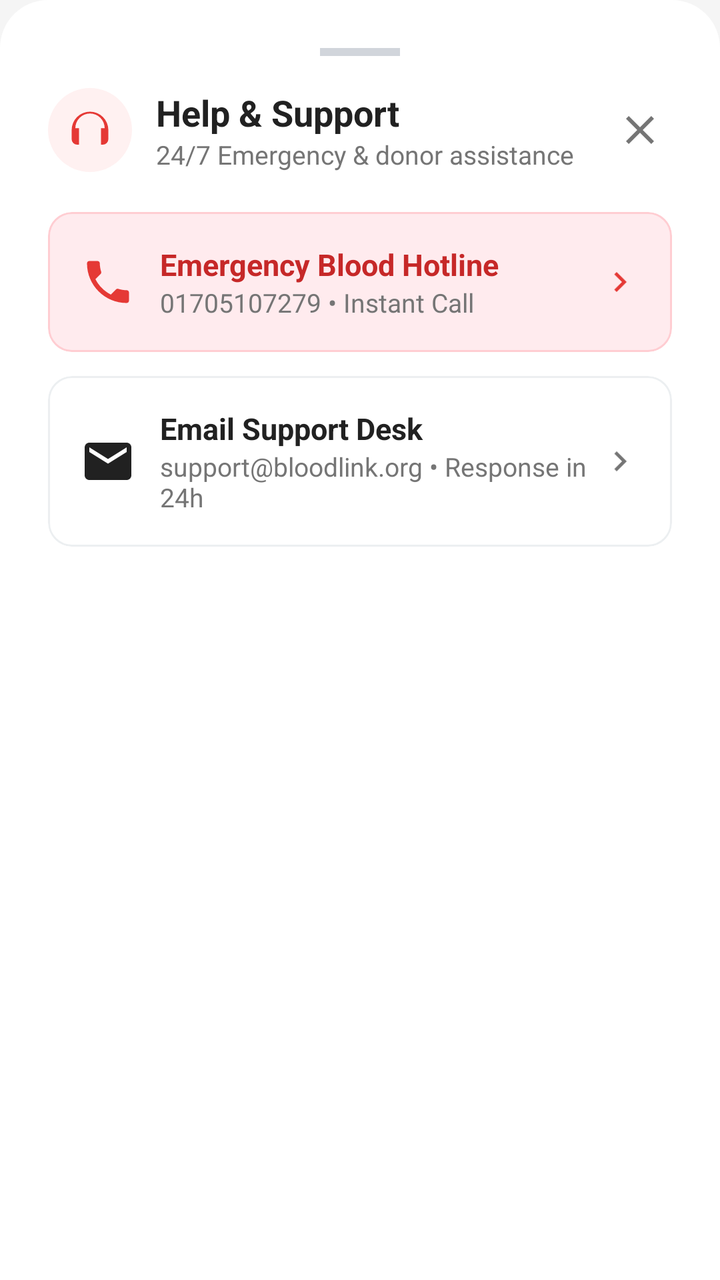
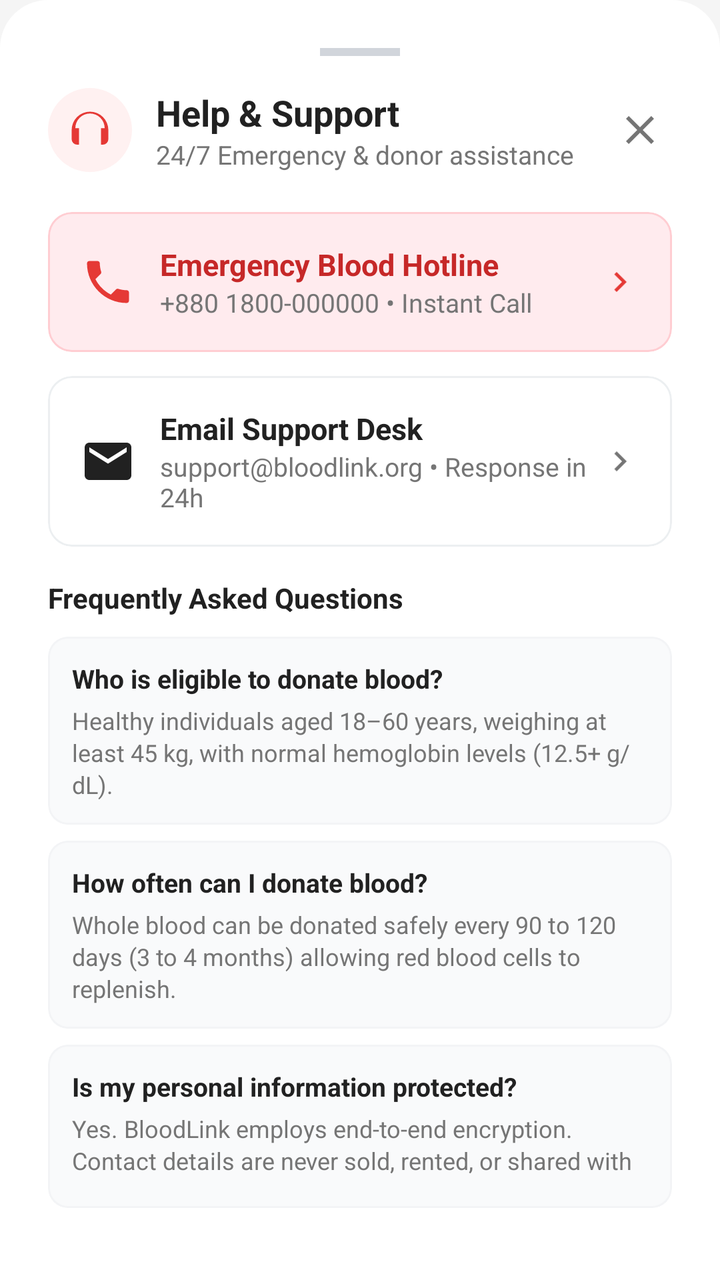

Before-and-after screenshots of an Android layout around one commit, followed by the original layout XML and the change that was made.
<!-- AndroidManifest.xml: application theme Theme.DonateBlood -->
<!-- res/layout/dialog_bottom_sheet_support.xml -->
<?xml version="1.0" encoding="utf-8"?>
<LinearLayout xmlns:android="http://schemas.android.com/apk/res/android"
    xmlns:app="http://schemas.android.com/apk/res-auto"
    xmlns:tools="http://schemas.android.com/tools"
    android:layout_width="match_parent"
    android:layout_height="wrap_content"
    android:orientation="vertical"
    android:background="@drawable/bg_bottom_sheet_dialog"
    android:padding="24dp">

    
    <View
        android:layout_width="40dp"
        android:layout_height="4dp"
        android:background="#D1D5DB"
        android:layout_gravity="center_horizontal"
        android:layout_marginBottom="16dp" />

    
    <LinearLayout
        android:layout_width="match_parent"
        android:layout_height="wrap_content"
        android:orientation="horizontal"
        android:gravity="center_vertical"
        android:layout_marginBottom="20dp">

        <FrameLayout
            android:layout_width="42dp"
            android:layout_height="42dp"
            android:background="@drawable/bg_icon_circle_light"
            android:layout_marginEnd="12dp">

            <ImageView
                android:layout_width="22dp"
                android:layout_height="22dp"
                android:layout_gravity="center"
                android:src="@drawable/ic_support"
                app:tint="@color/primary_red"
                tools:ignore="ContentDescription" />
        </FrameLayout>

        <LinearLayout
            android:layout_width="0dp"
            android:layout_height="wrap_content"
            android:layout_weight="1"
            android:orientation="vertical">

            <TextView
                android:layout_width="wrap_content"
                android:layout_height="wrap_content"
                android:text="Help &amp; Support"
                android:textSize="18sp"
                android:textStyle="bold"
                android:textColor="@color/text_primary" />

            <TextView
                android:layout_width="wrap_content"
                android:layout_height="wrap_content"
                android:text="24/7 Emergency &amp; donor assistance"
                android:textSize="13sp"
                android:textColor="@color/text_secondary" />
        </LinearLayout>

        <ImageView
            android:id="@+id/ivCloseSupportSheet"
            android:layout_width="32dp"
            android:layout_height="32dp"
            android:src="@drawable/ic_close"
            android:padding="4dp"
            android:background="?attr/selectableItemBackgroundBorderless"
            app:tint="@color/text_secondary"
            tools:ignore="ContentDescription" />
    </LinearLayout>

    
    <com.google.android.material.card.MaterialCardView
        android:id="@+id/cardEmergencyCall"
        android:layout_width="match_parent"
        android:layout_height="wrap_content"
        android:layout_marginBottom="12dp"
        app:cardCornerRadius="12dp"
        app:cardElevation="0dp"
        app:strokeColor="#FFCDD2"
        app:strokeWidth="1dp"
        app:cardBackgroundColor="#FFEBEE">

        <LinearLayout
            android:layout_width="match_parent"
            android:layout_height="wrap_content"
            android:orientation="horizontal"
            android:gravity="center_vertical"
            android:padding="16dp">

            <ImageView
                android:layout_width="28dp"
                android:layout_height="28dp"
                android:src="@drawable/ic_call"
                app:tint="@color/primary_red"
                android:layout_marginEnd="12dp"
                tools:ignore="ContentDescription" />

            <LinearLayout
                android:layout_width="0dp"
                android:layout_height="wrap_content"
                android:layout_weight="1"
                android:orientation="vertical">

                <TextView
                    android:layout_width="wrap_content"
                    android:layout_height="wrap_content"
                    android:text="Emergency Blood Hotline"
                    android:textSize="15sp"
                    android:textStyle="bold"
                    android:textColor="@color/primary_red_dark" />

                <TextView
                    android:layout_width="wrap_content"
                    android:layout_height="wrap_content"
                    android:text="01705107279 • Instant Call"
                    android:textSize="13sp"
                    android:textColor="@color/text_secondary" />
            </LinearLayout>

            <ImageView
                android:layout_width="20dp"
                android:layout_height="20dp"
                android:src="@drawable/ic_arrow_right"
                app:tint="@color/primary_red"
                tools:ignore="ContentDescription" />
        </LinearLayout>
    </com.google.android.material.card.MaterialCardView>

    
    <com.google.android.material.card.MaterialCardView
        android:id="@+id/cardEmailSupport"
        android:layout_width="match_parent"
        android:layout_height="wrap_content"
        android:layout_marginBottom="16dp"
        app:cardCornerRadius="12dp"
        app:cardElevation="0dp"
        app:strokeColor="#ECEFF1"
        app:strokeWidth="1dp"
        app:cardBackgroundColor="@color/surface_white">

        <LinearLayout
            android:layout_width="match_parent"
            android:layout_height="wrap_content"
            android:orientation="horizontal"
            android:gravity="center_vertical"
            android:padding="16dp">

            <ImageView
                android:layout_width="28dp"
                android:layout_height="28dp"
                android:src="@drawable/ic_email"
                app:tint="@color/text_primary"
                android:layout_marginEnd="12dp"
                tools:ignore="ContentDescription" />

            <LinearLayout
                android:layout_width="0dp"
                android:layout_height="wrap_content"
                android:layout_weight="1"
                android:orientation="vertical">

                <TextView
                    android:layout_width="wrap_content"
                    android:layout_height="wrap_content"
                    android:text="Email Support Desk"
                    android:textSize="15sp"
                    android:textStyle="bold"
                    android:textColor="@color/text_primary" />

                <TextView
                    android:layout_width="wrap_content"
                    android:layout_height="wrap_content"
                    android:text="support@bloodlink.org • Response in 24h"
                    android:textSize="13sp"
                    android:textColor="@color/text_secondary" />
            </LinearLayout>

            <ImageView
                android:layout_width="20dp"
                android:layout_height="20dp"
                android:src="@drawable/ic_arrow_right"
                app:tint="@color/text_secondary"
                tools:ignore="ContentDescription" />
        </LinearLayout>
    </com.google.android.material.card.MaterialCardView>

</LinearLayout>
<!-- resources referenced by this layout -->
<resources>
  <color name="primary_red">#E53935</color>
  <color name="primary_red_dark">#C62828</color>
  <color name="surface_white">#FFFFFF</color>
  <color name="text_primary">#212121</color>
  <color name="text_secondary">#757575</color>
  <!-- drawable bg_bottom_sheet_dialog (drawable) -->
  <?xml version="1.0" encoding="utf-8"?>
  <shape xmlns:android="http://schemas.android.com/apk/res/android"
      android:shape="rectangle">
      <solid android:color="@color/surface_white" />
      <corners
          android:topLeftRadius="24dp"
          android:topRightRadius="24dp"
          android:bottomLeftRadius="0dp"
          android:bottomRightRadius="0dp" />
  </shape>
  <!-- drawable bg_icon_circle_light (drawable) -->
  <shape xmlns:android="http://schemas.android.com/apk/res/android"
      android:shape="oval">
      <solid android:color="#FFF1F1"/>
  </shape>
  <!-- drawable ic_arrow_right (drawable) -->
  <vector xmlns:android="http://schemas.android.com/apk/res/android"
      android:width="24dp"
      android:height="24dp"
      android:viewportWidth="24"
      android:viewportHeight="24">
      <path
          android:fillColor="#FF000000"
          android:pathData="M10,6L8.59,7.41 13.17,12l-4.58,4.59L10,18l6,-6z"/>
  </vector>
  <!-- drawable ic_close (drawable) -->
  <vector xmlns:android="http://schemas.android.com/apk/res/android"
      android:width="24dp"
      android:height="24dp"
      android:viewportWidth="24"
      android:viewportHeight="24">
      <path
          android:fillColor="@color/black"
          android:pathData="M19,6.41L17.59,5 12,10.59 6.41,5 5,6.41 10.59,12 5,17.59 6.41,19 12,13.41 17.59,19 19,17.59 13.41,12z"/>
  </vector>
  <!-- drawable ic_email (drawable) -->
  <vector xmlns:android="http://schemas.android.com/apk/res/android"
      android:width="24dp"
      android:height="24dp"
      android:viewportWidth="24"
      android:viewportHeight="24">
      <path
          android:fillColor="@color/text_secondary"
          android:pathData="M20,4L4,4c-1.1,0 -1.99,0.9 -1.99,2L2,18c0,1.1 0.9,2 2,2h16c1.1,0 2,-0.9 2,-2L22,6c0,-1.1 -0.9,-2 -2,-2zM20,8l-8,5 -8,-5L4,6l8,5 8,-5v2z" />
  </vector>
  <!-- drawable ic_support (drawable) -->
  <?xml version="1.0" encoding="utf-8"?>
  <vector xmlns:android="http://schemas.android.com/apk/res/android"
      android:width="24dp"
      android:height="24dp"
      android:viewportWidth="24"
      android:viewportHeight="24"
      android:tint="#000000">
  
      <path
          android:fillColor="@android:color/black"
          android:pathData="M12,2A10,10 0,0 0,2 12V17A3,3 0,0 0,5 20H6V11H4A8,8 0,0 1,20 11H18V20H19A3,3 0,0 0,22 17V12A10,10 0,0 0,12 2Z"/>
  </vector>
  <color name="black">#000000</color>
  <color name="white">#FFFFFF</color>
  <color name="background_light">#F5F5F5</color>
  <style name="ThemeOverlay.BloodLink.MaterialCalendar" parent="ThemeOverlay.MaterialComponents.MaterialCalendar">
          <item name="colorPrimary">@color/primary_red_dark</item>
          <item name="colorOnPrimary">@color/white</item>
          <item name="colorSecondary">@color/primary_red</item>
          <item name="colorOnSecondary">@color/white</item>
          <item name="colorSurface">@color/surface_white</item>
          <item name="colorOnSurface">@color/text_primary</item>
      </style>
  <style name="ThemeOverlay.BloodLink.MaterialTimePicker" parent="ThemeOverlay.MaterialComponents.TimePicker">
          <item name="colorPrimary">@color/primary_red_dark</item>
          <item name="colorOnPrimary">@color/white</item>
          <item name="colorSecondary">@color/primary_red</item>
          <item name="colorOnSecondary">@color/white</item>
          <item name="colorSurface">@color/surface_white</item>
          <item name="colorOnSurface">@color/text_primary</item>
      </style>
  <style name="Widget.DonateBlood.Toolbar" parent="Widget.Material3.Toolbar">
          <item name="android:background">@color/primary_red</item>
          <item name="titleTextColor">@color/white</item>
          <item name="subtitleTextColor">@color/white</item>
      </style>
  <color name="text_hint">#9E9E9E</color>
  <!-- unchanged entries left out for length: 2 -->
</resources>

<!-- the commit's change to res/layout/dialog_bottom_sheet_support.xml (unified diff, before → after) -->
@@ -116,7 +116,7 @@
                 <TextView
                     android:layout_width="wrap_content"
                     android:layout_height="wrap_content"
-                    android:text="01705107279 • Instant Call"
+                    android:text="+880 1800-000000 • Instant Call"
                     android:textSize="13sp"
                     android:textColor="@color/text_secondary" />
             </LinearLayout>
@@ -188,4 +188,122 @@
         </LinearLayout>
     </com.google.android.material.card.MaterialCardView>
 
+    
+    <TextView
+        android:layout_width="wrap_content"
+        android:layout_height="wrap_content"
+        android:text="Frequently Asked Questions"
+        android:textSize="14sp"
+        android:textStyle="bold"
+        android:textColor="@color/text_primary"
+        android:layout_marginBottom="10dp" />
+
+    
+    <com.google.android.material.card.MaterialCardView
+        android:layout_width="match_parent"
+        android:layout_height="wrap_content"
+        android:layout_marginBottom="8dp"
+        app:cardCornerRadius="10dp"
+        app:cardElevation="0dp"
+        app:strokeColor="#F3F4F6"
+        app:strokeWidth="1dp"
+        app:cardBackgroundColor="#F9FAFB">
+
+        <LinearLayout
+            android:layout_width="match_parent"
+            android:layout_height="wrap_content"
+            android:orientation="vertical"
+            android:padding="12dp">
+
+            <TextView
+                android:layout_width="wrap_content"
+                android:layout_height="wrap_content"
+                android:text="Who is eligible to donate blood?"
+                android:textStyle="bold"
+                android:textSize="13sp"
+                android:textColor="@color/text_primary" />
+
+            <TextView
+                android:layout_width="wrap_content"
+                android:layout_height="wrap_content"
+                android:layout_marginTop="4dp"
+                android:text="Healthy individuals aged 18–60 years, weighing at least 45 kg, with normal hemoglobin levels (12.5+ g/dL)."
+                android:textSize="12sp"
+                android:textColor="@color/text_secondary"
+                android:lineSpacingExtra="2dp" />
+        </LinearLayout>
+    </com.google.android.material.card.MaterialCardView>
+
+    
+    <com.google.android.material.card.MaterialCardView
+        android:layout_width="match_parent"
+        android:layout_height="wrap_content"
+        android:layout_marginBottom="8dp"
+        app:cardCornerRadius="10dp"
+        app:cardElevation="0dp"
+        app:strokeColor="#F3F4F6"
+        app:strokeWidth="1dp"
+        app:cardBackgroundColor="#F9FAFB">
+
+        <LinearLayout
+            android:layout_width="match_parent"
+            android:layout_height="wrap_content"
+            android:orientation="vertical"
+            android:padding="12dp">
+
+            <TextView
+                android:layout_width="wrap_content"
+                android:layout_height="wrap_content"
+                android:text="How often can I donate blood?"
+                android:textStyle="bold"
+                android:textSize="13sp"
+                android:textColor="@color/text_primary" />
+
+            <TextView
+                android:layout_width="wrap_content"
+                android:layout_height="wrap_content"
+                android:layout_marginTop="4dp"
+                android:text="Whole blood can be donated safely every 90 to 120 days (3 to 4 months) allowing red blood cells to replenish."
+                android:textSize="12sp"
+                android:textColor="@color/text_secondary"
+                android:lineSpacingExtra="2dp" />
+        </LinearLayout>
+    </com.google.android.material.card.MaterialCardView>
+
+    
+    <com.google.android.material.card.MaterialCardView
+        android:layout_width="match_parent"
+        android:layout_height="wrap_content"
+        android:layout_marginBottom="12dp"
+        app:cardCornerRadius="10dp"
+        app:cardElevation="0dp"
+        app:strokeColor="#F3F4F6"
+        app:strokeWidth="1dp"
+        app:cardBackgroundColor="#F9FAFB">
+
+        <LinearLayout
+            android:layout_width="match_parent"
+            android:layout_height="wrap_content"
+            android:orientation="vertical"
+            android:padding="12dp">
+
+            <TextView
+                android:layout_width="wrap_content"
+                android:layout_height="wrap_content"
+                android:text="Is my personal information protected?"
+                android:textStyle="bold"
+                android:textSize="13sp"
+                android:textColor="@color/text_primary" />
+
+            <TextView
+                android:layout_width="wrap_content"
+                android:layout_height="wrap_content"
+                android:layout_marginTop="4dp"
+                android:text="Yes. BloodLink employs end-to-end encryption. Contact details are never sold, rented, or shared with commercial entities."
+                android:textSize="12sp"
+                android:textColor="@color/text_secondary"
+                android:lineSpacingExtra="2dp" />
+        </LinearLayout>
+    </com.google.android.material.card.MaterialCardView>
+
 </LinearLayout>
